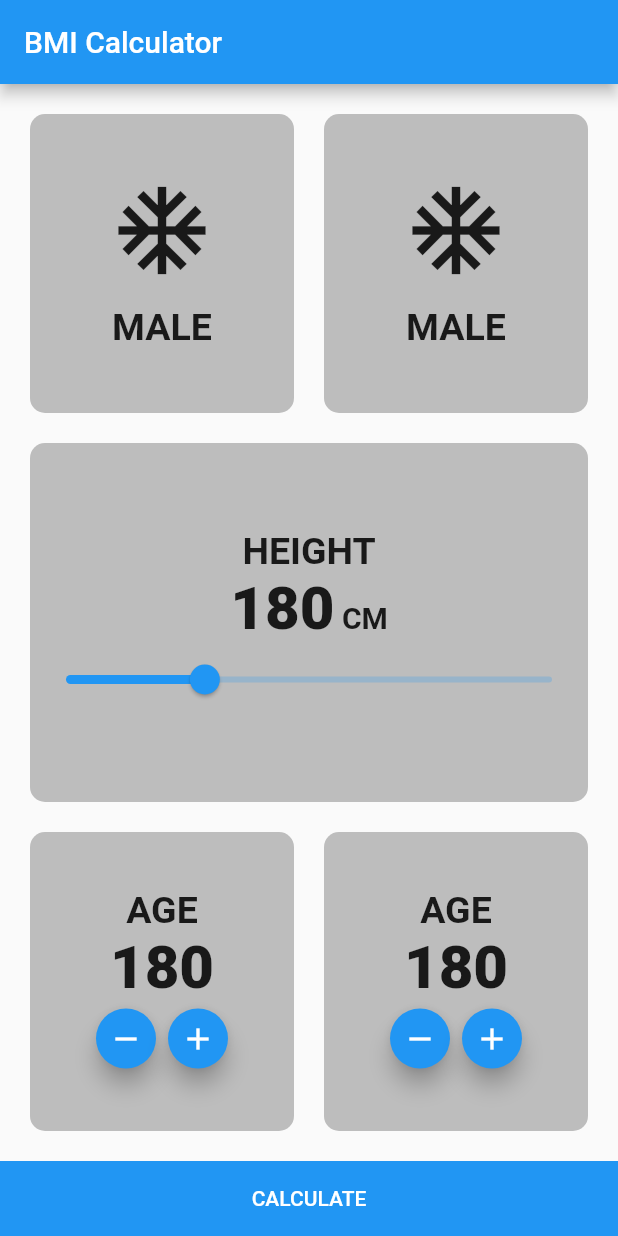
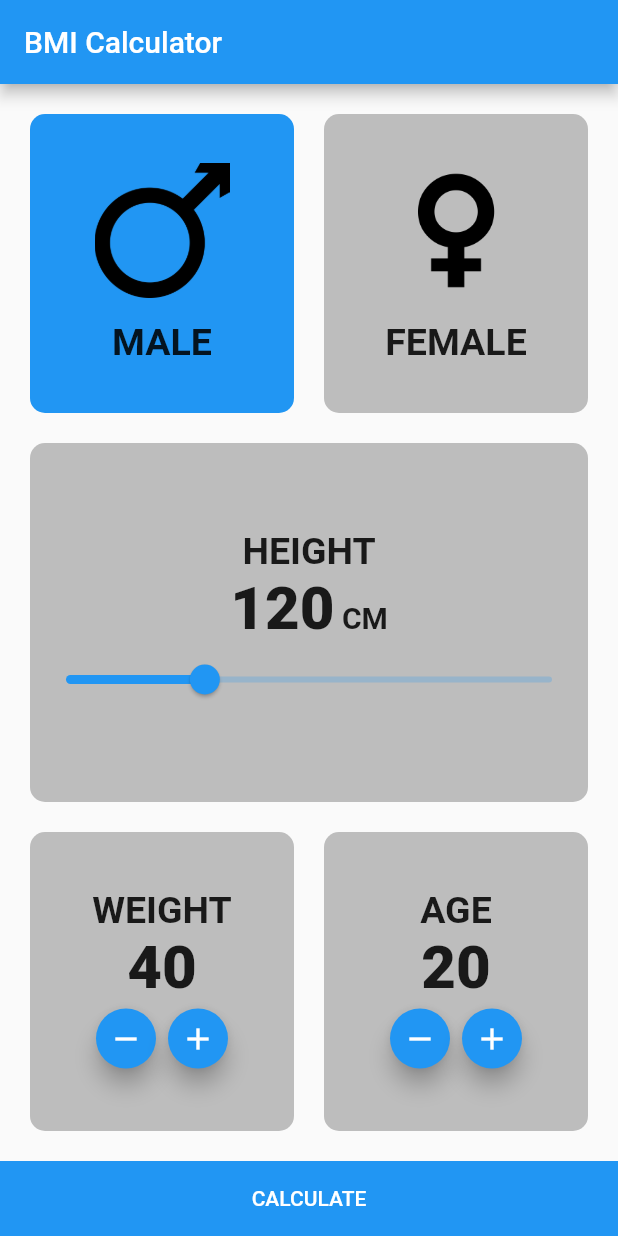
Before and after one commit to abdullahmansss/udemy, a Flutter app: the screen it shows after launch, on a phone screen of 412 x 824 dp. Run offline on Flutter 3.47's test engine with Material 2 defaults, Android fonts, the phone set to English and light mode, and no system bars.

Commit message:
bmi calculator

```diff
--- a/lib/bmi_screen.dart
+++ b/lib/bmi_screen.dart
@@ -1,4 +1,7 @@
+import 'dart:math';
+
 import 'package:flutter/material.dart';
+import 'package:udemy_flutter/bmi_result_screen.dart';
 
 class BmiScreen extends StatefulWidget {
   @override
@@ -6,6 +9,12 @@
 }
 
 class _BmiScreenState extends State<BmiScreen> {
+  bool isMale = true;
+  double height = 120.0;
+
+  int weight = 40;
+  int age = 20;
+
   @override
   Widget build(BuildContext context) {
     return Scaffold(
@@ -15,20 +24,28 @@
         ),
       ),
       body: Column(
-        children: [
+        children:
+        [
           Expanded(
             child: Padding(
               padding: const EdgeInsets.all(20.0),
               child: Row(
                 children: [
                   Expanded(
+                    child: GestureDetector(
+                      onTap: () {
+                        setState(() {
+                          isMale = true;
+                        });
+                      },
                       child: Container(
                         child: Column(
                           mainAxisAlignment: MainAxisAlignment.center,
                           children: [
-                          Icon(
-                            Icons.ac_unit,
-                            size: 70.0,
+                            Image(
+                              image: AssetImage('assets/images/male.png'),
+                              height: 90.0,
+                              width: 90.0,
                             ),
                             SizedBox(
                               height: 15.0,
@@ -46,7 +63,8 @@
                           borderRadius: BorderRadius.circular(
                             10.0,
                           ),
-                        color: Colors.grey[400],
+                          color: isMale ? Colors.blue : Colors.grey[400],
+                        ),
                       ),
                     ),
                   ),
@@ -54,19 +72,26 @@
                     width: 20.0,
                   ),
                   Expanded(
+                    child: GestureDetector(
+                      onTap: () {
+                        setState(() {
+                          isMale = false;
+                        });
+                      },
                       child: Container(
                         child: Column(
                           mainAxisAlignment: MainAxisAlignment.center,
                           children: [
-                          Icon(
-                            Icons.ac_unit,
-                            size: 70.0,
+                            Image(
+                              image: AssetImage('assets/images/female.png'),
+                              height: 90.0,
+                              width: 90.0,
                             ),
                             SizedBox(
                               height: 15.0,
                             ),
                             Text(
-                            'MALE',
+                              'FEMALE',
                               style: TextStyle(
                                 fontSize: 25.0,
                                 fontWeight: FontWeight.bold,
@@ -78,7 +103,8 @@
                           borderRadius: BorderRadius.circular(
                             10.0,
                           ),
-                        color: Colors.grey[400],
+                          color: isMale ? Colors.grey[400] : Colors.blue,
+                        ),
                       ),
                     ),
                   ),
@@ -108,7 +134,7 @@
                       textBaseline: TextBaseline.alphabetic,
                       children: [
                         Text(
-                          '180',
+                          '${height.round()}',
                           style: TextStyle(
                             fontSize: 40.0,
                             fontWeight: FontWeight.w900,
@@ -127,11 +153,13 @@
                       ],
                     ),
                     Slider(
-                      value: 120.0,
+                      value: height,
                       max: 220.0,
                       min: 80.0,
                       onChanged: (value) {
-                        print(value.round());
+                        setState(() {
+                          height = value;
+                        });
                       },
                     ),
                   ],
@@ -149,21 +177,22 @@
             child: Padding(
               padding: const EdgeInsets.all(20.0),
               child: Row(
-                children: [
+                children:
+                [
                   Expanded(
                     child: Container(
                       child: Column(
                         mainAxisAlignment: MainAxisAlignment.center,
                         children: [
                           Text(
-                            'AGE',
+                            'WEIGHT',
                             style: TextStyle(
                               fontSize: 25.0,
                               fontWeight: FontWeight.bold,
                             ),
                           ),
                           Text(
-                            '180',
+                            '$weight',
                             style: TextStyle(
                               fontSize: 40.0,
                               fontWeight: FontWeight.w900,
@@ -173,14 +202,24 @@
                             mainAxisAlignment: MainAxisAlignment.center,
                             children: [
                               FloatingActionButton(
-                                onPressed: () {},
+                                onPressed: () {
+                                  setState(() {
+                                    weight--;
+                                  });
+                                },
+                                heroTag: 'weight-',
                                 mini: true,
                                 child: Icon(
                                   Icons.remove,
                                 ),
                               ),
                               FloatingActionButton(
-                                onPressed: () {},
+                                onPressed: () {
+                                  setState(() {
+                                    weight++;
+                                  });
+                                },
+                                heroTag: 'weight+',
                                 mini: true,
                                 child: Icon(
                                   Icons.add,
@@ -214,7 +253,7 @@
                             ),
                           ),
                           Text(
-                            '180',
+                            '$age',
                             style: TextStyle(
                               fontSize: 40.0,
                               fontWeight: FontWeight.w900,
@@ -224,14 +263,24 @@
                             mainAxisAlignment: MainAxisAlignment.center,
                             children: [
                               FloatingActionButton(
-                                onPressed: () {},
+                                onPressed: () {
+                                  setState(() {
+                                    age--;
+                                  });
+                                },
+                                heroTag: 'age-',
                                 mini: true,
                                 child: Icon(
                                   Icons.remove,
                                 ),
                               ),
                               FloatingActionButton(
-                                onPressed: () {},
+                                onPressed: () {
+                                  setState(() {
+                                    age++;
+                                  });
+                                },
+                                heroTag: 'age+',
                                 mini: true,
                                 child: Icon(
                                   Icons.add,
@@ -257,7 +306,21 @@
             width: double.infinity,
             color: Colors.blue,
             child: MaterialButton(
-              onPressed: () {},
+              onPressed: () {
+                double result = weight / pow(height / 100, 2);
+                print(result.round());
+
+                Navigator.push(
+                  context,
+                  MaterialPageRoute(
+                    builder: (context) => BMIResultScreen(
+                      age: age,
+                      isMale: isMale,
+                      result: result.round(),
+                    ),
+                  ),
+                );
+              },
               height: 50.0,
               child: Text(
                 'CALCULATE',
@@ -271,4 +334,7 @@
       ),
     );
   }
+
+// var result = weight / pow(height / 100, 2);
+// print(result.round());
 }
```
Also changed, not shown: lib/bmi_result_screen.dart (added, +62 -0 lines), pubspec.yaml (+4 -3 lines), assets/images/female.png (added), assets/images/male.png (added). Lines whose indentation alone changed are shown as unchanged.
